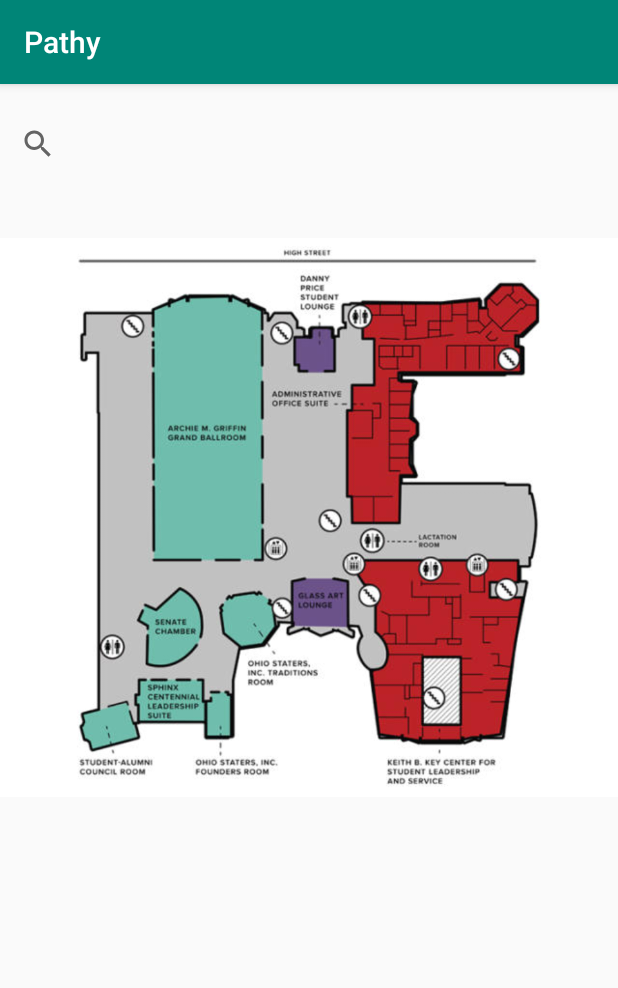
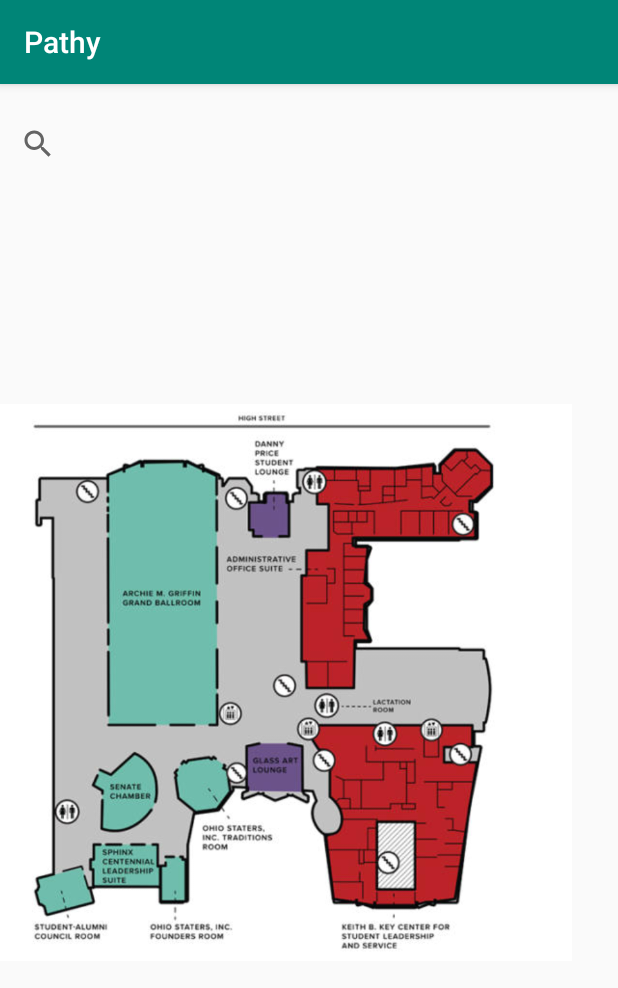
Before and after one commit to mdzirbel/Hack2019, an Android app: the screen it shows after launch (MainActivity), on a phone screen of 412 x 824 dp. Shown: the top 988 px of the screen. Run offline under Robolectric (Android 15) with nearby library versions, the phone set to English and light mode, and no system bars.

Commit message:
Added constraints

```diff
--- a/app/src/main/res/layout/activity_main.xml
+++ b/app/src/main/res/layout/activity_main.xml
@@ -24,6 +24,13 @@
         android:id="@+id/im_move_zoom_rotate"
         android:layout_width="wrap_content"
         android:layout_height="wrap_content"
-        android:src="@drawable/union_floor_2"/>
+        android:layout_marginTop="27dp"
+        android:layout_marginEnd="61dp"
+        android:layout_marginBottom="62dp"
+        android:src="@drawable/union_floor_2"
+        app:layout_constraintBottom_toBottomOf="parent"
+        app:layout_constraintEnd_toEndOf="parent"
+        app:layout_constraintStart_toStartOf="parent"
+        app:layout_constraintTop_toBottomOf="@+id/search" />
 
 </androidx.constraintlayout.widget.ConstraintLayout>
```
